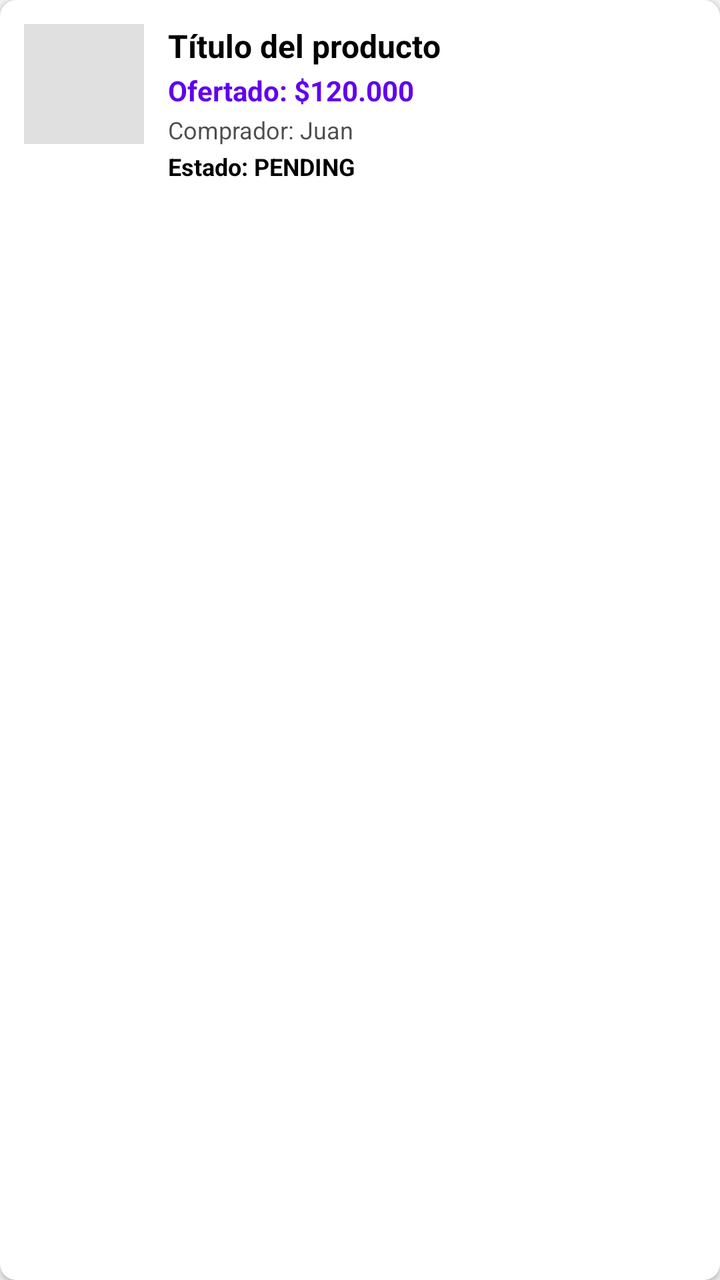
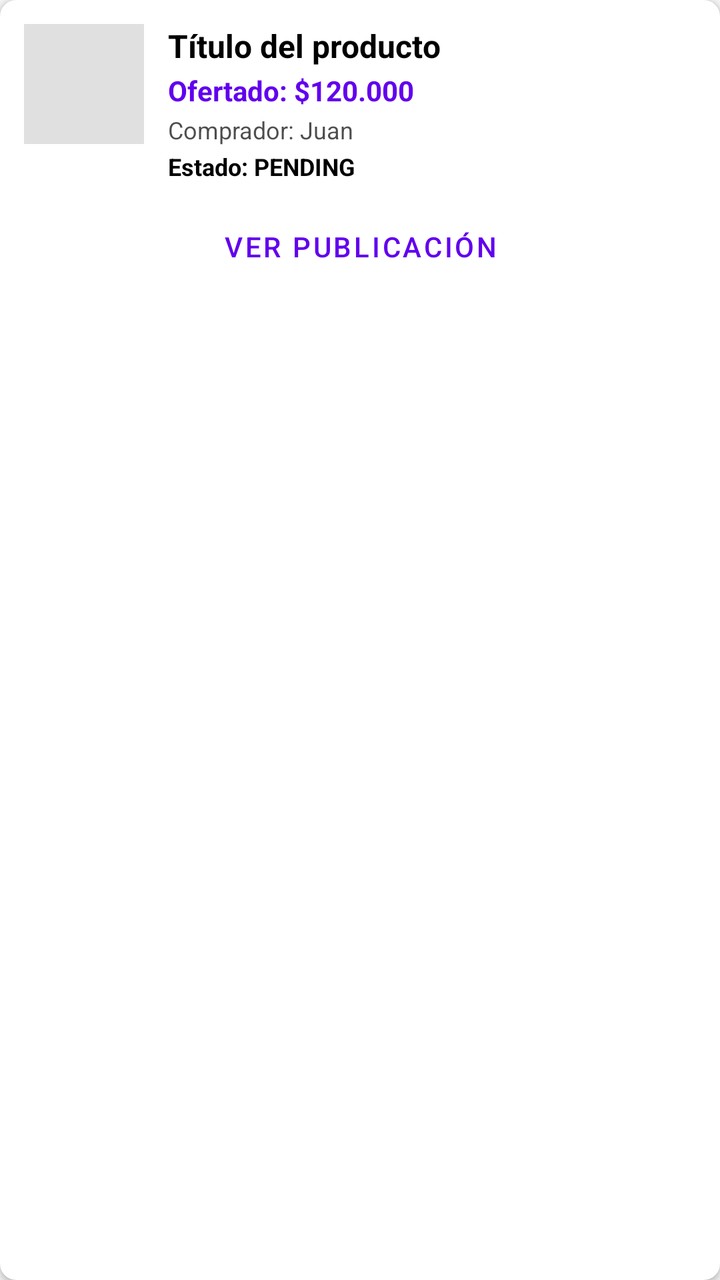

An Android layout rendered at two revisions. The XML below is the earlier revision; the diff shows what the commit changed to produce the second picture.
<!-- AndroidManifest.xml: application theme Theme.TPRondaGrupo2 -->
<!-- res/layout/item_offer.xml -->
<?xml version="1.0" encoding="utf-8"?>
<com.google.android.material.card.MaterialCardView xmlns:android="http://schemas.android.com/apk/res/android"
    xmlns:app="http://schemas.android.com/apk/res-auto"
    android:layout_width="match_parent"
    android:layout_height="wrap_content"
    android:layout_marginBottom="12dp"
    app:cardCornerRadius="8dp"
    app:cardElevation="2dp"
    app:cardBackgroundColor="?attr/colorSurface">

    <LinearLayout
        android:layout_width="match_parent"
        android:layout_height="wrap_content"
        android:orientation="vertical"
        android:padding="12dp">

        <LinearLayout
            android:layout_width="match_parent"
            android:layout_height="wrap_content"
            android:orientation="horizontal"
            android:layout_marginBottom="8dp">

            <ImageView
                android:id="@+id/ivOfferPubImage"
                android:layout_width="60dp"
                android:layout_height="60dp"
                android:scaleType="centerCrop"
                android:background="#E0E0E0"
                android:layout_marginEnd="12dp" />

            <LinearLayout
                android:layout_width="0dp"
                android:layout_height="wrap_content"
                android:layout_weight="1"
                android:orientation="vertical">

                <TextView
                    android:id="@+id/tvOfferPubTitle"
                    android:layout_width="match_parent"
                    android:layout_height="wrap_content"
                    android:text="Título del producto"
                    android:textColor="?attr/colorOnSurface"
                    android:textStyle="bold"
                    android:textSize="16sp"
                    android:maxLines="1"
                    android:ellipsize="end" />

                <TextView
                    android:id="@+id/tvOfferDetails"
                    android:layout_width="match_parent"
                    android:layout_height="wrap_content"
                    android:text="Ofertado: $120.000"
                    android:textColor="@color/purple_500"
                    android:textStyle="bold"
                    android:layout_marginTop="2dp" />

                <TextView
                    android:id="@+id/tvOfferUser"
                    android:layout_width="match_parent"
                    android:layout_height="wrap_content"
                    android:text="Comprador: Juan"
                    android:textSize="12sp"
                    android:textColor="?attr/colorOnSurface"
                    android:alpha="0.7"
                    android:layout_marginTop="2dp" />

                <TextView
                    android:id="@+id/tvOfferStatus"
                    android:layout_width="match_parent"
                    android:layout_height="wrap_content"
                    android:text="Estado: PENDING"
                    android:textSize="12sp"
                    android:textStyle="bold"
                    android:textColor="?attr/colorOnSurface"
                    android:layout_marginTop="2dp" />
            </LinearLayout>
        </LinearLayout>

        <TextView
            android:id="@+id/tvOfferMessage"
            android:layout_width="match_parent"
            android:layout_height="wrap_content"
            android:text="Mensaje: Hola, te sirve?"
            android:textSize="13sp"
            android:textColor="?attr/colorOnSurface"
            android:alpha="0.8"
            android:layout_marginBottom="8dp"
            android:visibility="gone" />

        
        <LinearLayout
            android:id="@+id/layoutSellerActions"
            android:layout_width="match_parent"
            android:layout_height="wrap_content"
            android:orientation="horizontal"
            android:gravity="end"
            android:visibility="gone">

            <Button
                android:id="@+id/btnReject"
                android:layout_width="wrap_content"
                android:layout_height="36dp"
                android:text="Rechazar"
                android:textSize="12sp"
                style="@style/Widget.MaterialComponents.Button.TextButton"
                android:textColor="@android:color/holo_red_dark"
                android:layout_marginEnd="4dp" />

            <Button
                android:id="@+id/btnCounterOffer"
                android:layout_width="wrap_content"
                android:layout_height="36dp"
                android:text="Contra-oferta"
                android:textSize="12sp"
                style="@style/Widget.MaterialComponents.Button.TextButton"
                android:layout_marginEnd="4dp" />

            <Button
                android:id="@+id/btnAccept"
                android:layout_width="wrap_content"
                android:layout_height="36dp"
                android:text="Aceptar"
                android:textSize="12sp"
                style="@style/Widget.MaterialComponents.Button.OutlinedButton"
                android:layout_marginEnd="4dp" />
        </LinearLayout>

        
        <LinearLayout
            android:id="@+id/layoutBuyerActions"
            android:layout_width="match_parent"
            android:layout_height="wrap_content"
            android:orientation="horizontal"
            android:gravity="end"
            android:visibility="gone">

            <Button
                android:id="@+id/btnBuyerReject"
                android:layout_width="wrap_content"
                android:layout_height="36dp"
                android:text="Rechazar"
                android:textSize="12sp"
                style="@style/Widget.MaterialComponents.Button.TextButton"
                android:textColor="@android:color/holo_red_dark"
                android:layout_marginEnd="4dp" />

            <Button
                android:id="@+id/btnBuyerAccept"
                android:layout_width="wrap_content"
                android:layout_height="36dp"
                android:text="Aceptar"
                android:textSize="12sp"
                style="@style/Widget.MaterialComponents.Button.OutlinedButton"
                android:layout_marginEnd="4dp" />
        </LinearLayout>

    </LinearLayout>
</com.google.android.material.card.MaterialCardView>
<!-- resources referenced by this layout -->
<resources>
  <color name="purple_500">#FF6200EE</color>
  <style name="Theme.TPRondaGrupo2" parent="Theme.MaterialComponents.DayNight.NoActionBar">
          
          <item name="colorPrimary">@color/purple_500</item>
          <item name="colorPrimaryVariant">@color/purple_700</item>
          <item name="colorOnPrimary">@color/white</item>
          
          <item name="colorSecondary">@color/teal_200</item>
          <item name="colorSecondaryVariant">@color/teal_700</item>
          <item name="colorOnSecondary">@color/black</item>
          
          <item name="android:statusBarColor">?attr/colorPrimaryVariant</item>
          
          <item name="colorSurface">@color/white</item>
          <item name="colorOnSurface">@color/black</item>
          <item name="android:colorBackground">#F5F5F5</item>
          <item name="colorOnBackground">@color/black</item>
          <item name="android:windowBackground">?android:attr/colorBackground</item>
      </style>
  <color name="purple_700">#FF3700B3</color>
  <color name="white">#FFFFFFFF</color>
  <color name="teal_200">#FF03DAC5</color>
  <color name="teal_700">#FF018786</color>
  <color name="black">#FF000000</color>
</resources>

<!-- the commit's change to res/layout/item_offer.xml (unified diff, before → after) -->
@@ -154,5 +154,11 @@
                 android:layout_marginEnd="4dp" />
         </LinearLayout>
 
+        <Button
+            android:id="@+id/btnOpenOfferPublication"
+            android:layout_width="match_parent"
+            android:layout_height="wrap_content"
+            android:text="@string/open_offer_publication"
+            style="@style/Widget.MaterialComponents.Button.TextButton" />
     </LinearLayout>
 </com.google.android.material.card.MaterialCardView>
<!-- resource entries referenced after the edit -->
@@ -1,6 +1,7 @@
 <!-- resources referenced by this layout -->
 <resources>
   <color name="purple_500">#FF6200EE</color>
+  <string name="open_offer_publication">Ver publicación</string>
   <style name="Theme.TPRondaGrupo2" parent="Theme.MaterialComponents.DayNight.NoActionBar">
           
           <item name="colorPrimary">@color/purple_500</item>
